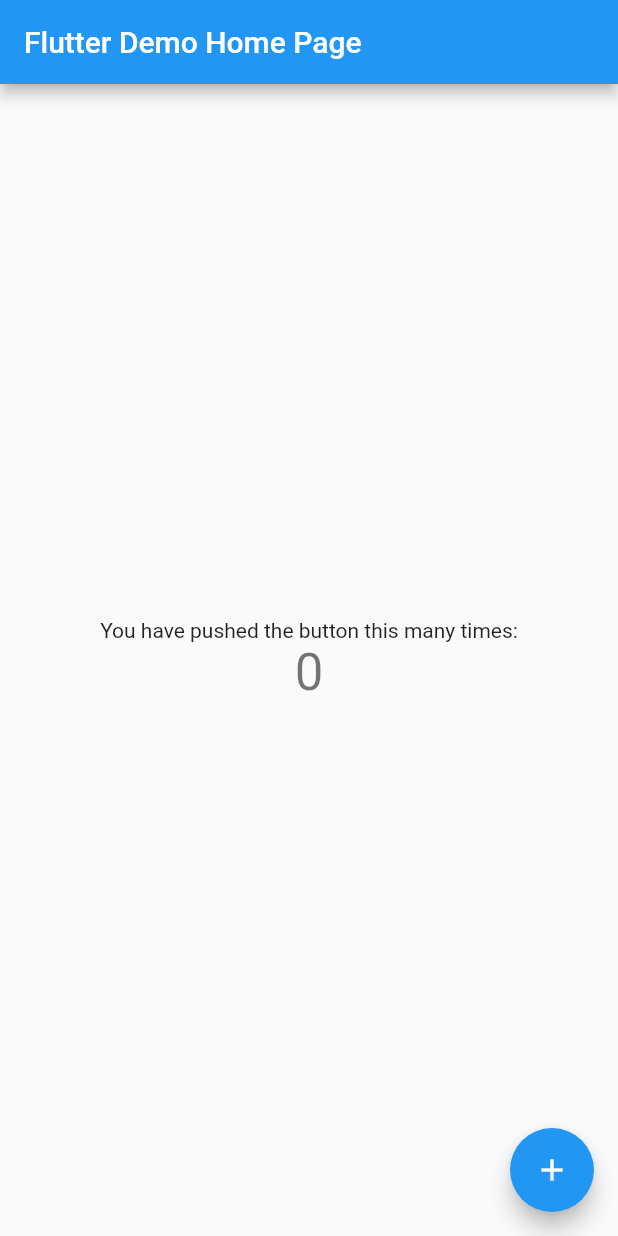
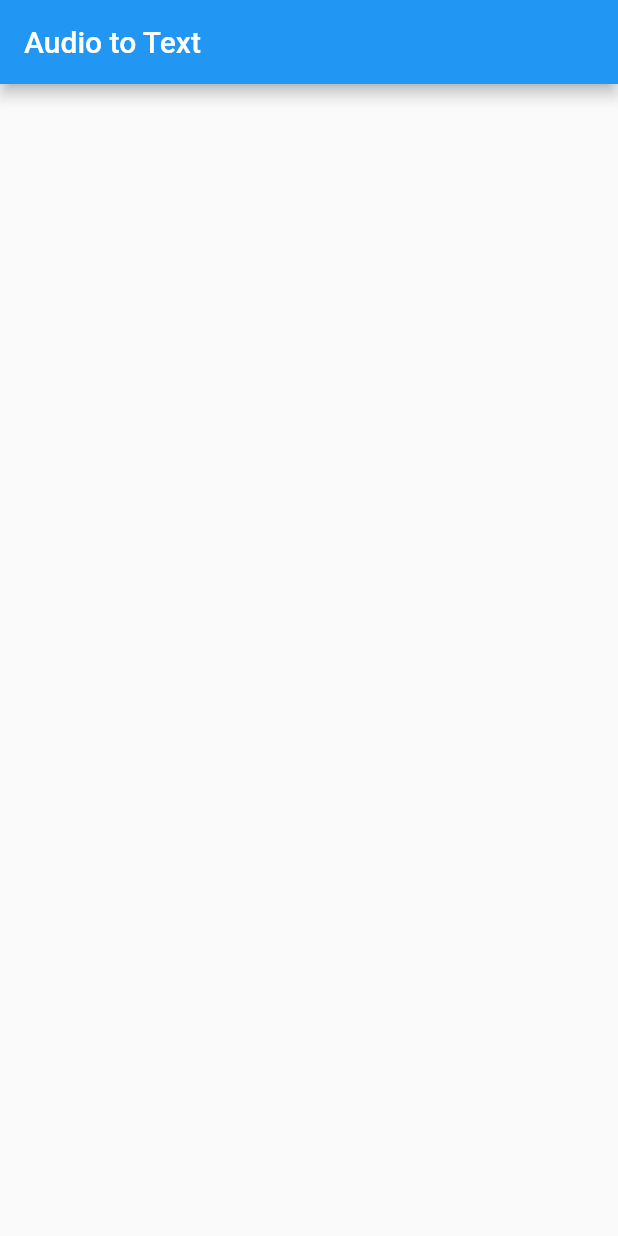
Before and after one commit to mdShakilHossainNsu2018/flutter_ml_audio_to_text, a Flutter app: the screen it shows after launch, on a phone screen of 412 x 824 dp. Run offline on Flutter 3.47's test engine with Material 2 defaults, Android fonts, the phone set to English and light mode, and no system bars.

Commit message:
project cleaned

```diff
--- a/lib/main.dart
+++ b/lib/main.dart
@@ -11,12 +11,12 @@ class MyApp extends StatelessWidget {
   @override
   Widget build(BuildContext context) {
     return MaterialApp(
-      title: 'Flutter Demo',
+      title: 'Audio to Text',
       theme: ThemeData(
 
         primarySwatch: Colors.blue,
       ),
-      home: const MyHomePage(title: 'Flutter Demo Home Page'),
+      home: const MyHomePage(title: 'Audio to Text'),
     );
   }
 }
@@ -32,14 +32,7 @@ class MyHomePage extends StatefulWidget {
 }
 
 class _MyHomePageState extends State<MyHomePage> {
-  int _counter = 0;
 
-  void _incrementCounter() {
-    setState(() {
-
-      _counter++;
-    });
-  }
 
   @override
   Widget build(BuildContext context) {
@@ -51,25 +44,9 @@ class _MyHomePageState extends State<MyHomePage> {
       ),
       body: Center(
 
-        child: Column(
-
-          mainAxisAlignment: MainAxisAlignment.center,
-          children: <Widget>[
-            const Text(
-              'You have pushed the button this many times:',
-            ),
-            Text(
-              '$_counter',
-              style: Theme.of(context).textTheme.headline4,
-            ),
-          ],
-        ),
+        child: SizedBox(),
       ),
-      floatingActionButton: FloatingActionButton(
-        onPressed: _incrementCounter,
-        tooltip: 'Increment',
-        child: const Icon(Icons.add),
-      ), // This trailing comma makes auto-formatting nicer for build methods.
+       // This trailing comma makes auto-formatting nicer for build methods.
     );
   }
 }
```
